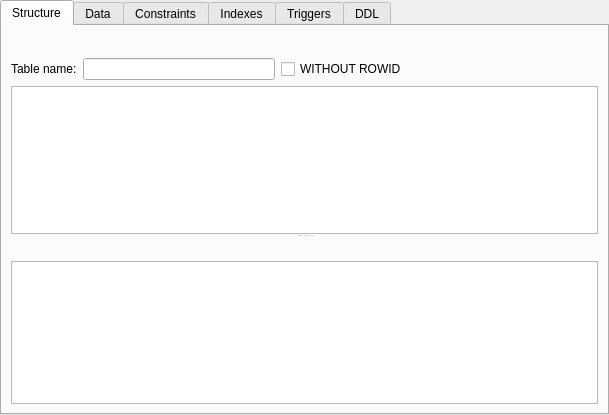
Qt form SQLiteStudio3/guiSQLiteStudio/windows/tablewindow.ui (pawelsalawa/sqlitestudio) before a commit.
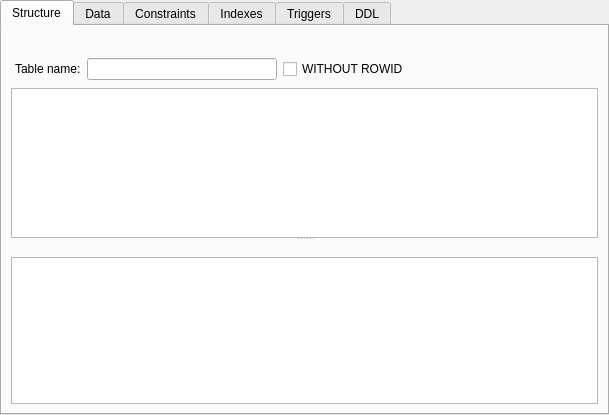
The same form after that commit. Custom widgets are drawn as their Qt base class.

Diff of the .ui file:
```diff
--- a/SQLiteStudio3/guiSQLiteStudio/windows/tablewindow.ui
+++ b/SQLiteStudio3/guiSQLiteStudio/windows/tablewindow.ui
@@ -43,7 +43,7 @@
         <widget class="QWidget" name="structureTopBar" native="true">
          <layout class="QHBoxLayout" name="horizontalLayout_2">
           <property name="leftMargin">
-           <number>0</number>
+           <number>4</number>
           </property>
           <property name="topMargin">
            <number>0</number>
@@ -52,7 +52,7 @@
            <number>0</number>
           </property>
           <property name="bottomMargin">
-           <number>0</number>
+           <number>2</number>
           </property>
           <item>
            <widget class="QLabel" name="tableNameLabel">
@@ -99,6 +99,9 @@
          <property name="orientation">
           <enum>Qt::Vertical</enum>
          </property>
+         <property name="handleWidth">
+          <number>2</number>
+         </property>
          <property name="childrenCollapsible">
           <bool>false</bool>
          </property>
@@ -130,6 +133,9 @@
          </widget>
          <widget class="QWidget" name="constraintsWidget" native="true">
           <layout class="QVBoxLayout" name="verticalLayout">
+           <property name="spacing">
+            <number>0</number>
+           </property>
            <property name="leftMargin">
             <number>0</number>
            </property>
```
